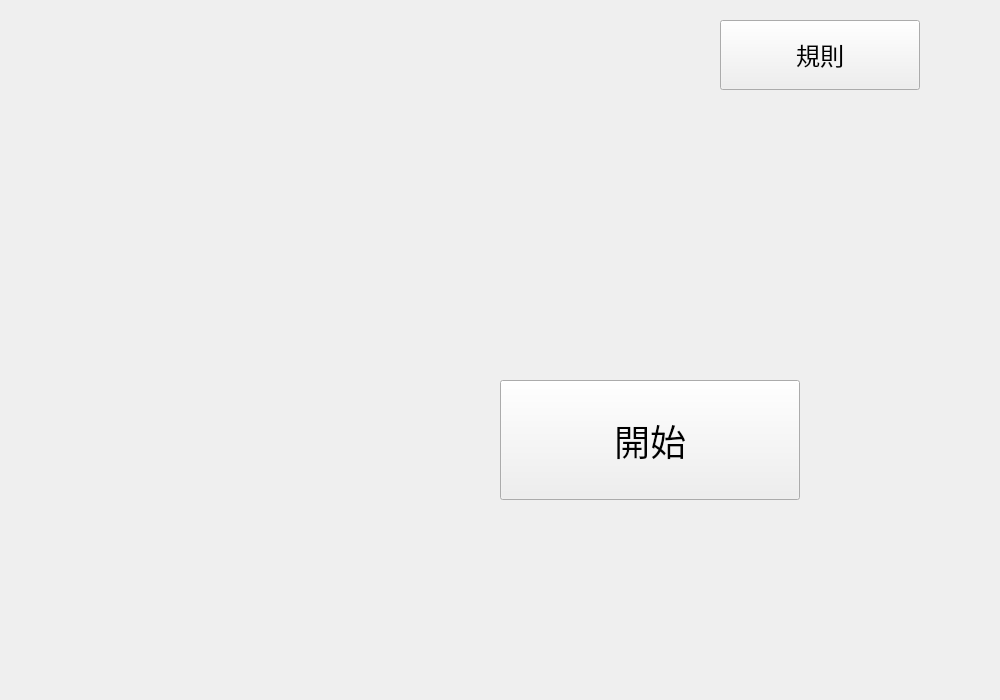
Old version of the form src/ui/introwidget.ui in the repository hwc20896/EMProj_CMake.
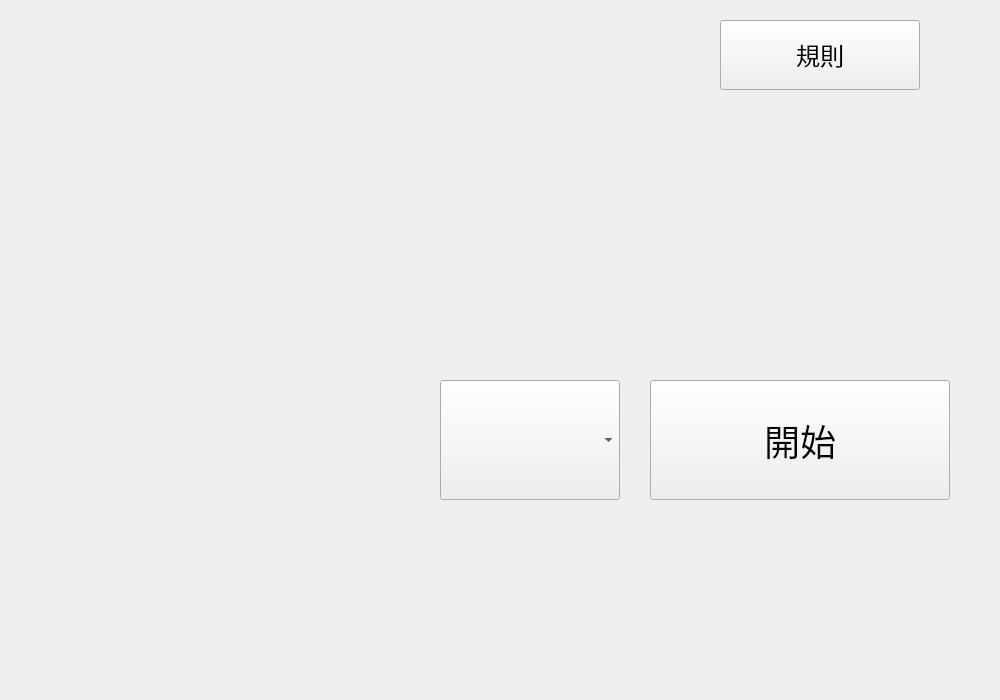
New version of the form.

Commit message: Added GamemodeChooser display

```diff
--- a/src/ui/introwidget.ui
+++ b/src/ui/introwidget.ui
@@ -16,7 +16,7 @@
   <widget class="QPushButton" name="startButton">
    <property name="geometry">
     <rect>
-     <x>500</x>
+     <x>650</x>
      <y>380</y>
      <width>300</width>
      <height>120</height>
@@ -51,6 +51,16 @@
     <string>規則</string>
    </property>
   </widget>
+  <widget class="QComboBox" name="comboBox">
+   <property name="geometry">
+    <rect>
+     <x>440</x>
+     <y>380</y>
+     <width>180</width>
+     <height>120</height>
+    </rect>
+   </property>
+  </widget>
  </widget>
  <resources/>
  <connections/>
```
The commit also changes 2 other files.
